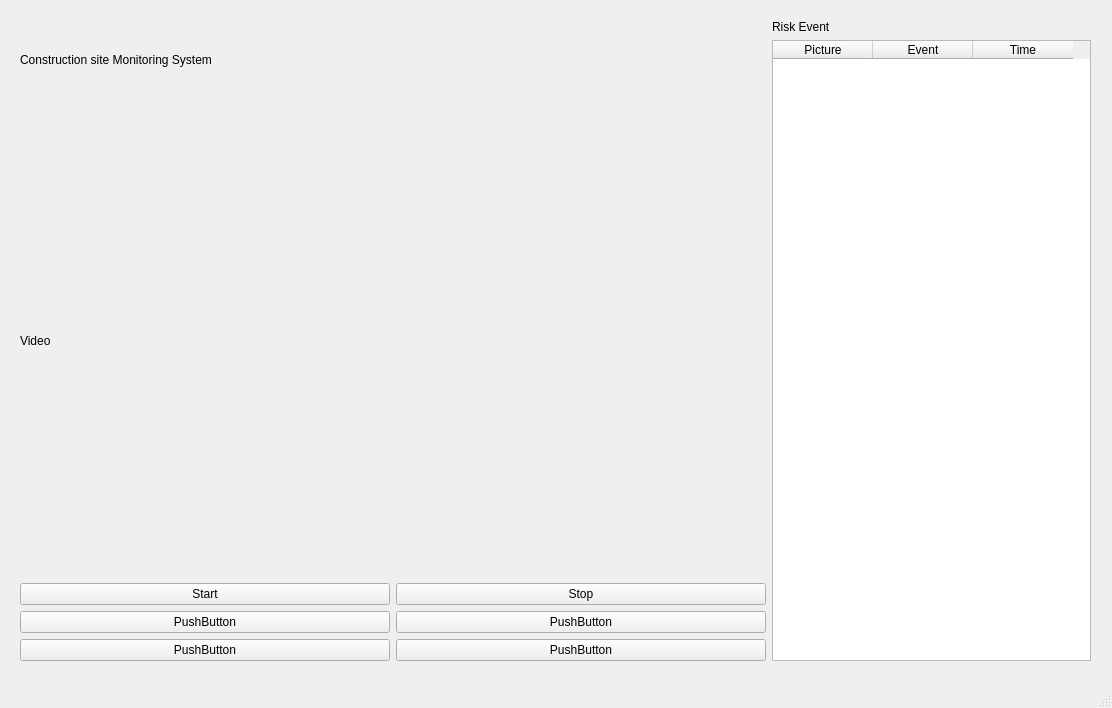
Above: yolov5/gui/UI_v1.ui from JinkaiZ/YoloV5.6-Construction-site-Monitoring-System before the change. Below: the same form after it.
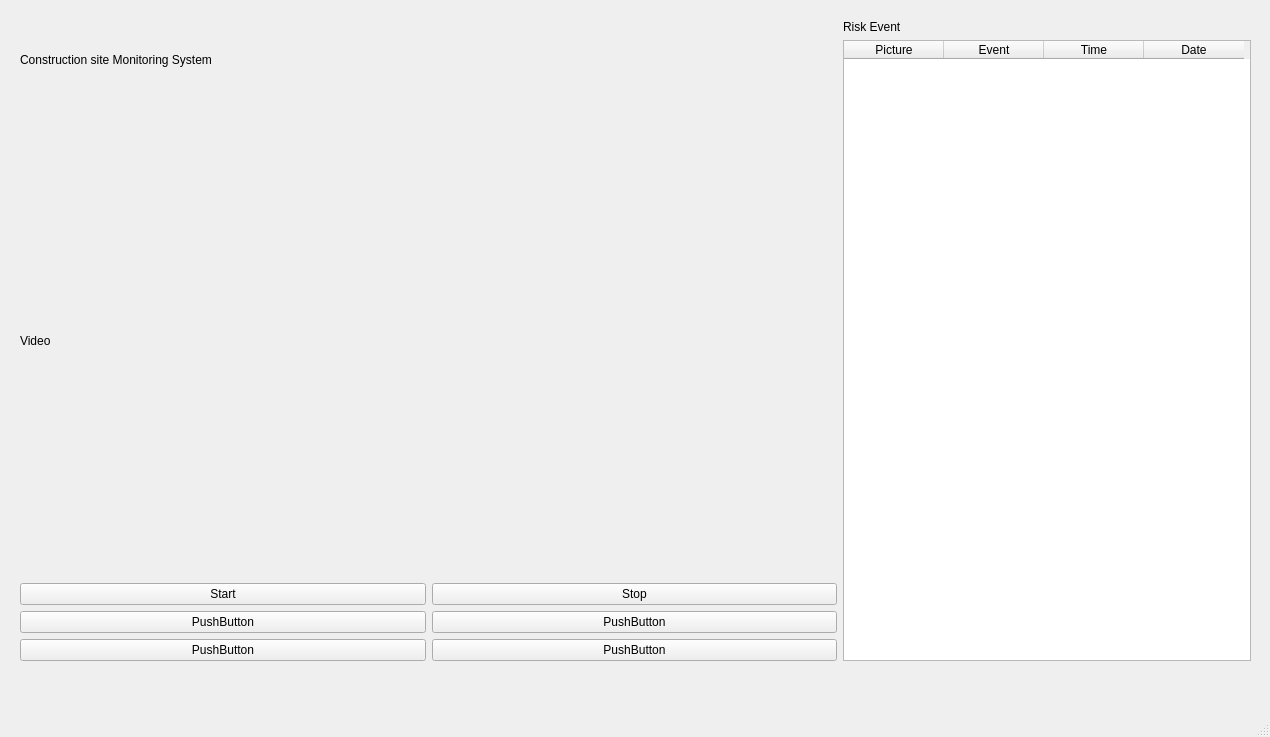
That is the form after the change.

Commit message: Implement the load risk event's time and date Create the event detail UI

The edit to the form file:
```diff
--- a/yolov5/gui/UI_v1.ui
+++ b/yolov5/gui/UI_v1.ui
@@ -6,8 +6,8 @@
    <rect>
     <x>0</x>
     <y>0</y>
-    <width>1112</width>
-    <height>708</height>
+    <width>1270</width>
+    <height>737</height>
    </rect>
   </property>
   <property name="windowTitle">
@@ -19,13 +19,16 @@
      <rect>
       <x>20</x>
       <y>20</y>
-      <width>1071</width>
+      <width>1231</width>
       <height>641</height>
      </rect>
     </property>
     <layout class="QHBoxLayout" name="horizontalLayout">
+     <property name="spacing">
+      <number>6</number>
+     </property>
      <item>
-      <layout class="QHBoxLayout" name="horizontalLayout_mainWindow" stretch="7,3">
+      <layout class="QHBoxLayout" name="horizontalLayout_mainWindow" stretch="8,4">
        <item>
         <layout class="QVBoxLayout" name="verticalLayout_videoSection" stretch="1,6,3">
          <item>
@@ -119,6 +122,11 @@
              <string>Time</string>
             </property>
            </column>
+           <column>
+            <property name="text">
+             <string>Date</string>
+            </property>
+           </column>
           </widget>
          </item>
         </layout>
```
Left out of the diff: 2 changed lines with no effect on the pictures. The commit also changes 2 other files.
